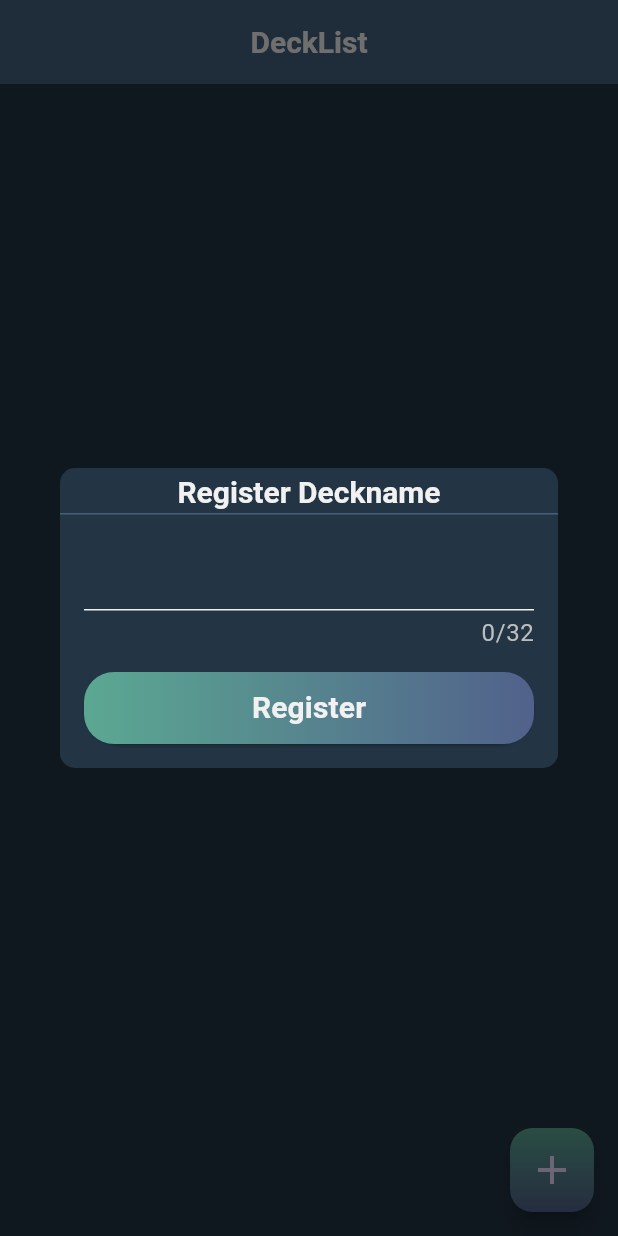
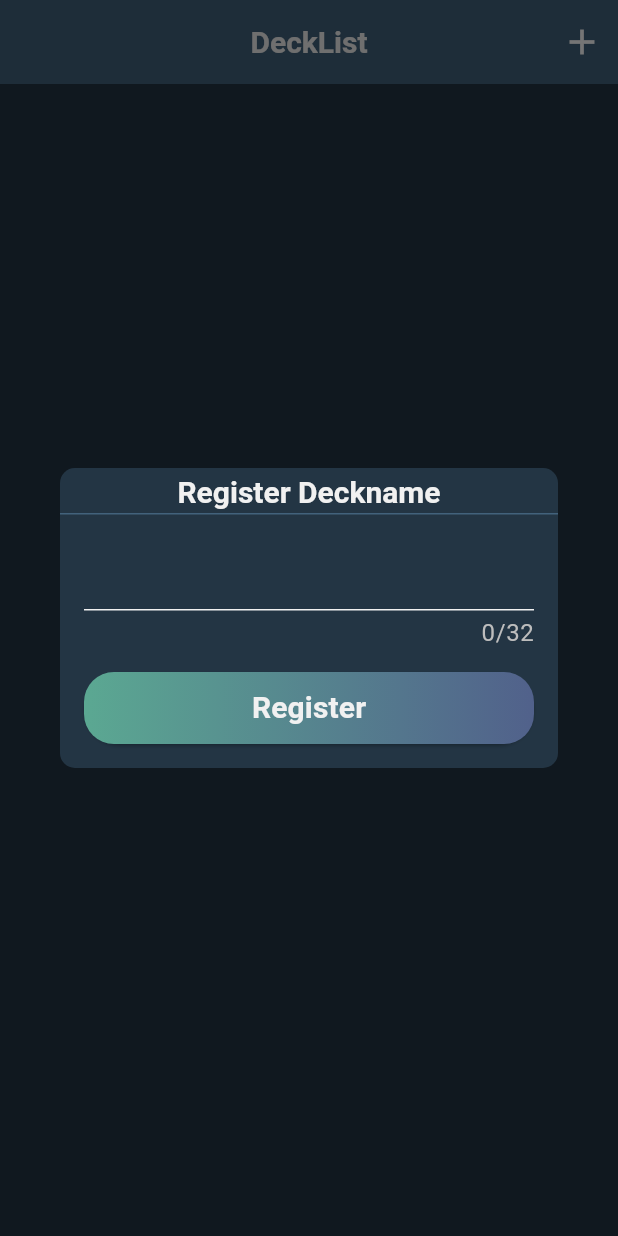
Before and after one commit to jepapt2/turn1checker, a Flutter app: the screen it shows after launch, after a tap on the "add" icon, on a phone screen of 412 x 824 dp. Run offline on Flutter 3.47's test engine with Material 2 defaults, Android fonts, the phone set to English and light mode, and no system bars; drawn by our look-alikes of flutter_form_builder; our stand-ins replace drift, form_builder_validators, go_router, hooks_riverpod, riverpod_annotation; accounts and stored records are empty; generated files the repository leaves out were written again.

Commit message:
homescreen change actions

```diff
--- a/lib/screens/home_screen.dart
+++ b/lib/screens/home_screen.dart
@@ -24,6 +24,16 @@ class HomeScreen extends HookConsumerWidget {
     return Scaffold(
       appBar: AppBar(
         title: Text(appLocalizations.deckList),
+        actions: [
+          IconButton(
+              onPressed: () => showDeckAddDialog(
+                  context: context, decksNotifier: decksNotifier),
+              icon: const Icon(
+                Icons.add,
+                size: 28,
+                color: Colors.white,
+              ))
+        ],
       ),
       body: Container(
           child: decks.when(
@@ -43,10 +53,6 @@ class HomeScreen extends HookConsumerWidget {
                   ),
               loading: () => const CircularProgressIndicator(),
               error: (error, stackTrace) => Text('Error: $error'))),
-      floatingActionButton: PrimaryFloatingActionButton(
-          onPressed: () =>
-              showDeckAddDialog(context: context, decksNotifier: decksNotifier),
-          child: const Icon(Icons.add, size: 32)),
     );
   }
 }
```
